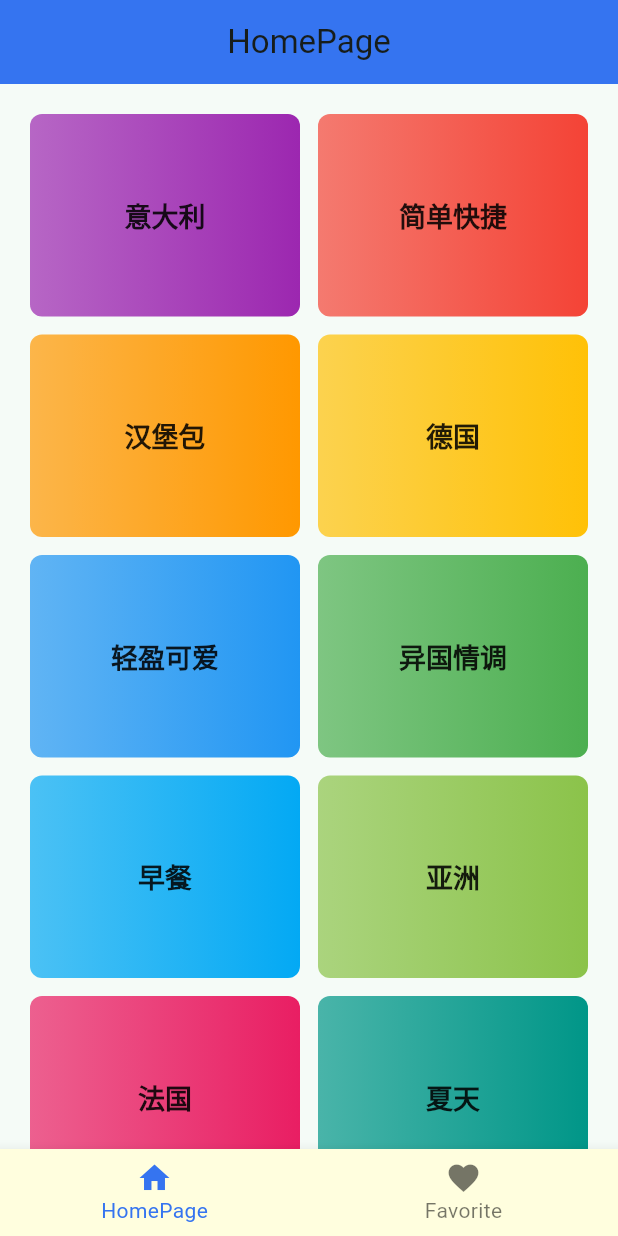
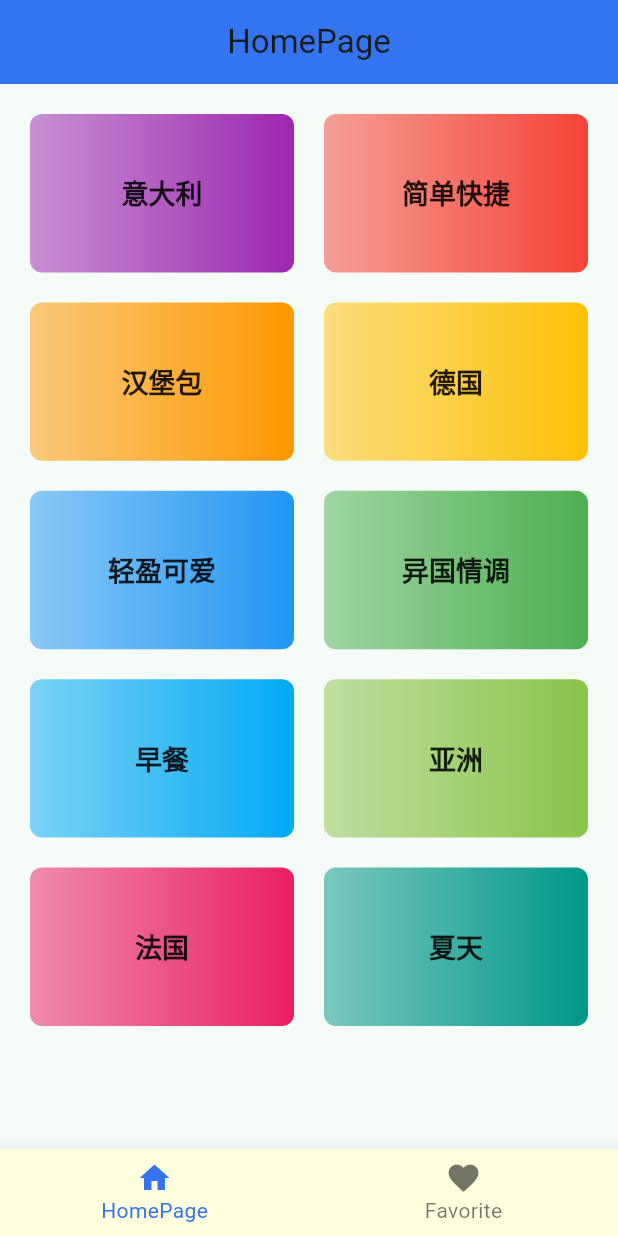
Before and after one commit to yuunik/food_playground, a Flutter app: the screen it shows after launch, on a phone screen of 412 x 824 dp. Run offline on Flutter 3.47's test engine with Material 2 defaults, Android fonts, the phone set to English and light mode, and no system bars.

Commit message:
style: 修改首页样式

```diff
--- a/lib/ui/pages/home/home_content_widget.dart
+++ b/lib/ui/pages/home/home_content_widget.dart
@@ -31,15 +31,15 @@ class _HomeContentWidgetState extends State<HomeContentWidget> {
         padding: const EdgeInsets.all(20),
         itemCount: _categoryList.length,
         gridDelegate: const SliverGridDelegateWithFixedCrossAxisCount(
-            mainAxisSpacing: 12,
-            crossAxisSpacing: 12,
+            mainAxisSpacing: 20,
+            crossAxisSpacing: 20,
             crossAxisCount: 2,
-            childAspectRatio: 4 / 3),
+            childAspectRatio: 5 / 3),
         itemBuilder: (context, index) {
           return Container(
             decoration: BoxDecoration(
                 gradient: LinearGradient(colors: [
-                  _categoryList[index].color!.withOpacity(0.7),
+                  _categoryList[index].color!.withOpacity(0.5),
                   _categoryList[index].color!
                 ]),
                 borderRadius: BorderRadius.circular(8)),
```
